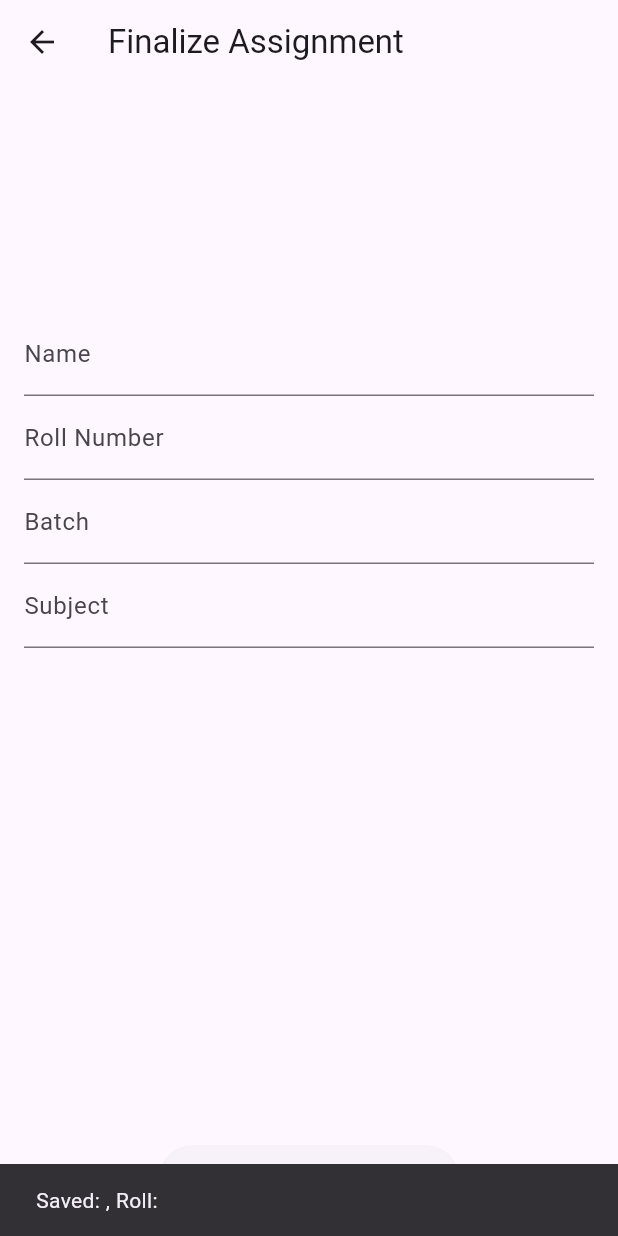
After one commit to ALPHISTUBE/mobile_app_image_scan_to_pdf, a Flutter app: the FinalizeScreen screen opened directly, after a tap on "Generate and Save PDF", on a phone screen of 412 x 824 dp. The commit adds this screen. Run offline on Flutter 3.47's test engine with Material 3 defaults, Android fonts, the phone set to English and light mode, and no system bars; our stand-ins replace file_picker, pdf, shared_preferences; missing offline and left inert: cunning_document_scanner; accounts and stored records are empty.

Commit message:
features added

```diff
--- a/lib/models/student_info.dart
+++ b/lib/models/student_info.dart
@@ -1,12 +1,15 @@
 class StudentInfo {
-  static StudentInfo current = StudentInfo.empty();
-
   String name;
   String roll;
   String batch;
   String subject;
 
-  StudentInfo({required this.name, required this.roll, required this.batch, required this.subject});
+  StudentInfo({
+    this.name = '',
+    this.roll = '',
+    this.batch = '',
+    this.subject = '',
+  });
 
-  factory StudentInfo.empty() => StudentInfo(name: '', roll: '', batch: '', subject: '');
+  static StudentInfo current = StudentInfo();
 }
--- /dev/null
+++ b/lib/screens/finalize_screen.dart
@@ -0,0 +1,116 @@
+import 'dart:io';
+import 'package:flutter/material.dart';
+import 'package:shared_preferences/shared_preferences.dart';
+import '../services/pdf_generator.dart';
+import '../services/scanner_service.dart';
+import '../models/student_info.dart';
+
+class FinalizeScreen extends StatefulWidget {
+  const FinalizeScreen({super.key});
+
+  @override
+  State<FinalizeScreen> createState() => _FinalizeScreenState();
+}
+
+class _FinalizeScreenState extends State<FinalizeScreen> {
+  final GlobalKey<FormState> _formKey = GlobalKey<FormState>();
+
+  final nameController = TextEditingController();
+  final rollController = TextEditingController();
+  final batchController = TextEditingController();
+  final subjectController = TextEditingController();
+
+  @override
+  void initState() {
+    super.initState();
+    _loadStudentInfo();
+  }
+
+  void _loadStudentInfo() async {
+    final prefs = await SharedPreferences.getInstance();
+    setState(() {
+      nameController.text = prefs.getString('name') ?? '';
+      rollController.text = prefs.getString('roll') ?? '';
+      batchController.text = prefs.getString('batch') ?? '';
+    });
+  }
+
+  @override
+  void dispose() {
+    nameController.dispose();
+    rollController.dispose();
+    batchController.dispose();
+    subjectController.dispose();
+    super.dispose();
+  }
+
+  @override
+  Widget build(BuildContext context) {
+    return Scaffold(
+      appBar: AppBar(title: const Text('Finalize Assignment')),
+      body: Padding(
+        padding: const EdgeInsets.all(16.0),
+        child: Column(
+          children: [
+            SizedBox(
+              height: 120,
+              child: ListView.separated(
+                scrollDirection: Axis.horizontal,
+                itemCount: ScannerService.scannedPaths.length,
+                itemBuilder: (context, index) {
+                  final path = ScannerService.scannedPaths[index];
+                  return Image.file(File(path), width: 100, fit: BoxFit.cover);
+                },
+                separatorBuilder: (_, __) => const SizedBox(width: 8),
+              ),
+            ),
+            const SizedBox(height: 16),
+            Expanded(
+              child: Form(
+                key: _formKey,
+                child: Column(
+                  children: [
+                    TextFormField(
+                      controller: nameController,
+                      decoration: const InputDecoration(labelText: 'Name'),
+                    ),
+                    TextFormField(
+                      controller: rollController,
+                      decoration: const InputDecoration(labelText: 'Roll Number'),
+                    ),
+                    TextFormField(
+                      controller: batchController,
+                      decoration: const InputDecoration(labelText: 'Batch'),
+                    ),
+                    TextFormField(
+                      controller: subjectController,
+                      decoration: const InputDecoration(labelText: 'Subject'),
+                    ),
+                  ],
+                ),
+              ),
+            ),
+            ElevatedButton(
+              onPressed: () async {
+                StudentInfo.current = StudentInfo(
+                  name: nameController.text,
+                  roll: rollController.text,
+                  batch: batchController.text,
+                  subject: subjectController.text,
+                );
+
+                ScaffoldMessenger.of(context).showSnackBar(
+                  SnackBar(content: Text('Saved: ${nameController.text}, Roll: ${rollController.text}')),
+                );
+
+                await PdfGenerator.generateAndSavePdf(context);
+                Navigator.popUntil(context, (route) => route.isFirst);
+              },
+              child: const Text('Generate and Save PDF'),
+            ),
+          ],
+        ),
+      ),
+    );
+  }
+}
--- a/lib/services/pdf_generator.dart
+++ b/lib/services/pdf_generator.dart
@@ -1,64 +1,98 @@
 import 'dart:io';
+import 'package:flutter/foundation.dart' show kIsWeb;
 import 'package:flutter/material.dart';
-import 'package:path_provider/path_provider.dart';
 import 'package:pdf/widgets.dart' as pw;
 import 'package:pdf/pdf.dart';
+import 'package:shared_preferences/shared_preferences.dart';
+import 'package:file_picker/file_picker.dart';
+import 'package:path_provider/path_provider.dart';
+
 import 'scanner_service.dart';
 import '../models/student_info.dart';
-
-import 'package:file_picker/file_picker.dart'; // add this
 
 class PdfGenerator {
   static Future<void> generateAndSavePdf(BuildContext context) async {
     final pdf = pw.Document();
     final info = StudentInfo.current;
 
+    print('Generating PDF for: ${info.name}, ${info.roll}, ${info.batch}, ${info.subject}');
+    print('Scanned pages: ${ScannerService.scannedPaths.length}');
+
+    // Cover Page
     pdf.addPage(
       pw.Page(
-        build: (context) => pw.Center(
-          child: pw.Column(
-            mainAxisAlignment: pw.MainAxisAlignment.center,
-            children: [
-              pw.Text('Assignment', style: pw.TextStyle(fontSize: 24)),
-              pw.SizedBox(height: 20),
-              pw.Text('Name: ${info.name}'),
-              pw.Text('Roll: ${info.roll}'),
-              pw.Text('Batch: ${info.batch}'),
-              pw.Text('Subject: ${info.subject}'),
-            ],
-          ),
+        margin: const pw.EdgeInsets.all(40), // optional: you can reduce or remove this
+        build: (context) => pw.Column(
+          crossAxisAlignment: pw.CrossAxisAlignment.start, // ✅ Align text to the left
+          mainAxisAlignment: pw.MainAxisAlignment.center,
+          children: [
+            pw.Text('Name: ${info.name}', style: pw.TextStyle(fontSize: 24)),
+            pw.SizedBox(height: 12),
+            pw.Text('Roll: ${info.roll}', style: pw.TextStyle(fontSize: 24)),
+            pw.SizedBox(height: 12),
+            pw.Text('Batch: ${info.batch}', style: pw.TextStyle(fontSize: 24)),
+            pw.SizedBox(height: 12),
+            pw.Text('Subject: ${info.subject}', style: pw.TextStyle(fontSize: 24)),
+          ],
         ),
       ),
     );
 
+    // Scanned Pages
     for (var path in ScannerService.scannedPaths) {
       final image = pw.MemoryImage(File(path).readAsBytesSync());
       pdf.addPage(
         pw.Page(
-          build: (context) => pw.Center(child: pw.Image(image)),
+          pageFormat: PdfPageFormat.a4,
+          margin: pw.EdgeInsets.zero, // ✅ Remove all page margins
+          build: (_) => pw.Image(
+            image,
+            fit: pw.BoxFit.fill,
+            width: PdfPageFormat.a4.width,
+            height: PdfPageFormat.a4.height,
+          ),
         ),
       );
     }
 
-    // 📂 Let user choose where to save
-    String? outputPath = await FilePicker.platform.saveFile(
-      dialogTitle: 'Save your assignment PDF',
-      fileName: 'assignment.pdf',
-      type: FileType.custom,
-      allowedExtensions: ['pdf'],
-    );
+    final bytes = await pdf.save();
 
-    if (outputPath != null) {
-      final file = File(outputPath);
-      await file.writeAsBytes(await pdf.save());
+    String outputPath;
 
-      ScaffoldMessenger.of(context).showSnackBar(
-        SnackBar(content: Text('PDF saved at ${file.path}')),
-      );
+    if (kIsWeb || Platform.isWindows || Platform.isLinux || Platform.isMacOS) {
+      print('Using File Picker for desktop...');
+      outputPath = await FilePicker.platform.saveFile(
+        dialogTitle: 'Save your assignment PDF',
+        fileName: 'assignment_${DateTime.now().millisecondsSinceEpoch}.pdf',
+        allowedExtensions: ['pdf'],
+        type: FileType.custom,
+      ) ?? '';
+
+      if (outputPath.isEmpty) {
+        ScaffoldMessenger.of(context).showSnackBar(const SnackBar(content: Text('Save cancelled')));
+        return;
+      }
+
+      await File(outputPath).writeAsBytes(bytes);
     } else {
-      ScaffoldMessenger.of(context).showSnackBar(
-        const SnackBar(content: Text('Save cancelled')),
-      );
+      print('Using Downloads folder for Android/iOS...');
+      final dir = Directory('/storage/emulated/0/Download');
+      if (!await dir.exists()) await dir.create(recursive: true);
+
+      final safeName = info.name.replaceAll(' ', '_');
+      final safeSubject = info.subject.replaceAll(' ', '_');
+      outputPath = '${dir.path}/${safeName}_${info.roll}_${safeSubject}_${DateTime.now().millisecondsSinceEpoch}.pdf';
+
+      await File(outputPath).writeAsBytes(bytes);
     }
+
+    // Save path to SharedPreferences
+    final prefs = await SharedPreferences.getInstance();
+    List<String> paths = prefs.getStringList('pdf_paths') ?? [];
+    paths.add(outputPath);
+    await prefs.setStringList('pdf_paths', paths);
+
+    ScaffoldMessenger.of(context).showSnackBar(SnackBar(content: Text('PDF saved at: $outputPath')));
+    print('PDF saved successfully at: $outputPath');
   }
 }
--- a/lib/services/scanner_service.dart
+++ b/lib/services/scanner_service.dart
@@ -5,7 +5,7 @@ class ScannerService {
   static List<String> scannedPaths = [];
 
   static Future<void> scanPages(BuildContext context) async {
-    final images = await CunningDocumentScanner.getPictures();
+    final images = await CunningDocumentScanner.getPictures(isGalleryImportAllowed:true);
     if (images != null) {
       scannedPaths = images;
       ScaffoldMessenger.of(context).showSnackBar(
--- a/lib/widgets/student_info_form.dart
+++ b/lib/widgets/student_info_form.dart
@@ -10,7 +10,7 @@ class StudentInfoForm extends StatefulWidget {
 
 class _StudentInfoFormState extends State<StudentInfoForm> {
   final _formKey = GlobalKey<FormState>();
-  final info = StudentInfo.empty();
+  final info = StudentInfo.current;
 
   @override
   Widget build(BuildContext context) {
@@ -40,6 +40,7 @@ class _StudentInfoFormState extends State<StudentInfoForm> {
               _formKey.currentState?.save();
               StudentInfo.current = info;
               ScaffoldMessenger.of(context).showSnackBar(const SnackBar(content: Text('Info Saved')));
+              ScaffoldMessenger.of(context).showSnackBar(SnackBar(content: Text('Saved: ${info.name}, Roll: ${info.roll}')));
             },
             child: const Text('Save Info'),
           ),
--- a/pubspec.yaml
+++ b/pubspec.yaml
@@ -39,7 +39,8 @@ dependencies:
   printing: ^5.12.0
   path_provider: ^2.1.2
   permission_handler: ^11.3.1
-  file_picker: ^6.1.1
+  file_picker: ^10.2.0
+  shared_preferences: ^2.5.3
 
 dev_dependencies:
   flutter_test:
```
Also changed, not shown: lib/screens/home_screen.dart (+129 -22 lines), lib/main.dart (line endings or trailing spaces), pubspec.lock, 1 other file.
